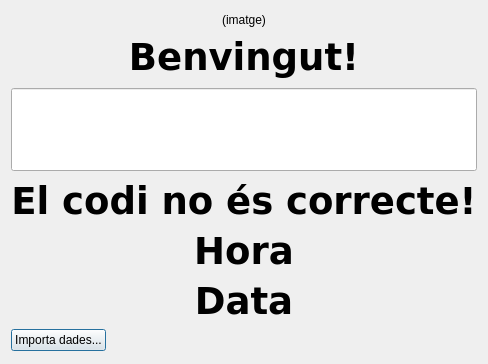
This is maindialog.ui in acidburn0zzz/personal-qt as Qt 5 draws it before an edit. The edited form follows.
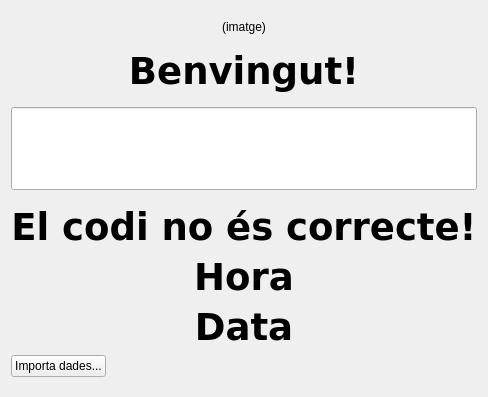
This is the edited form.

Diff of the .ui file:
```diff
--- a/maindialog.ui
+++ b/maindialog.ui
@@ -7,7 +7,7 @@
     <x>0</x>
     <y>0</y>
     <width>482</width>
-    <height>364</height>
+    <height>397</height>
    </rect>
   </property>
   <property name="windowTitle">
@@ -186,6 +186,9 @@
      <property name="text">
       <string>Importa dades...</string>
      </property>
+     <property name="autoDefault">
+      <bool>false</bool>
+     </property>
     </widget>
    </item>
    <item>
```
